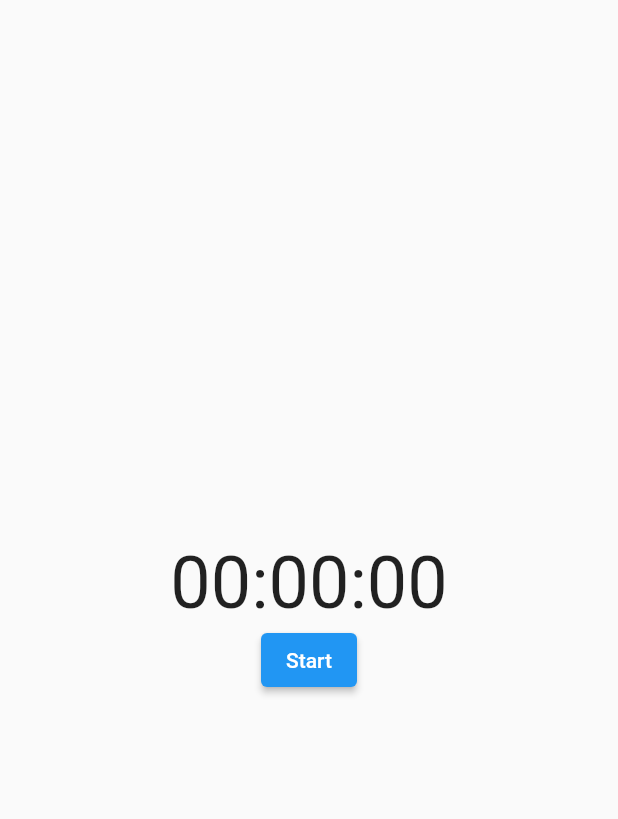
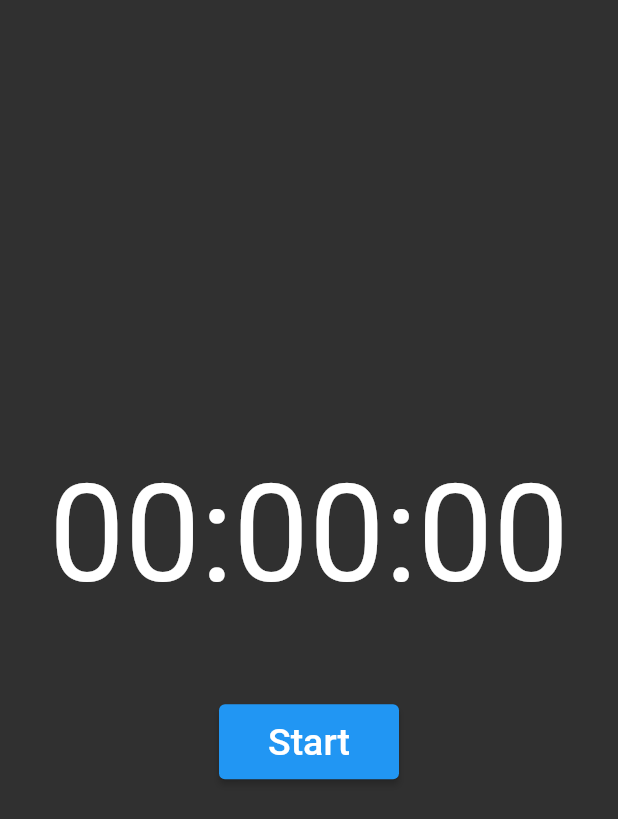
Before and after one commit to potatoCompletion/studyHelper, a Flutter app: the Atimer screen opened directly, on a phone screen of 412 x 824 dp. Shown: the top 819 px of the screen. Run offline on Flutter 3.47's test engine with Material 2 defaults, Android fonts, the phone set to English and light mode, and no system bars; our stand-ins replace rflutter_alert, table_calendar.

Commit message:
Update Design of atimer

```diff
--- a/lib/ui/timer/atimer.dart
+++ b/lib/ui/timer/atimer.dart
@@ -48,15 +48,35 @@ class AtimerState extends State<Atimer> {
   @override
   Widget build(BuildContext context) {
     return Scaffold(
+      // Background Color setup
+      backgroundColor: Colors.grey[850],
       body: Center(
         child: Column(
           mainAxisAlignment: MainAxisAlignment.center,
           children: <Widget>[
             Text(formatTime(_stopwatch.elapsedMilliseconds),
-                style: TextStyle(fontSize: 48.0)),
-            ElevatedButton(
-                onPressed: handleStartStop,
-                child: Text(_stopwatch.isRunning ? 'Stop' : 'Start')),
+                style: TextStyle(color: Colors.white, fontSize: 90.0)),
+            // making distance between Text and Button
+            SizedBox(
+              height: 60.0,
+            ),
+            // Icon Box design
+            SizedBox(
+              // Icon Box attributes
+              height: 50.0,
+              width: 120.0,
+              // box child -> Elevated Button
+              child: ElevatedButton(
+                  onPressed: handleStartStop,
+                  child: Text(
+                    _stopwatch.isRunning ? 'Stop' : 'Start',
+                    style: TextStyle(
+                      color: Colors.white,
+                      fontSize: 25.0,
+                      //fontWeight: FontWeight.bold,
+                    ),
+                  )),
+            ),
           ],
         ),
       ),
```
